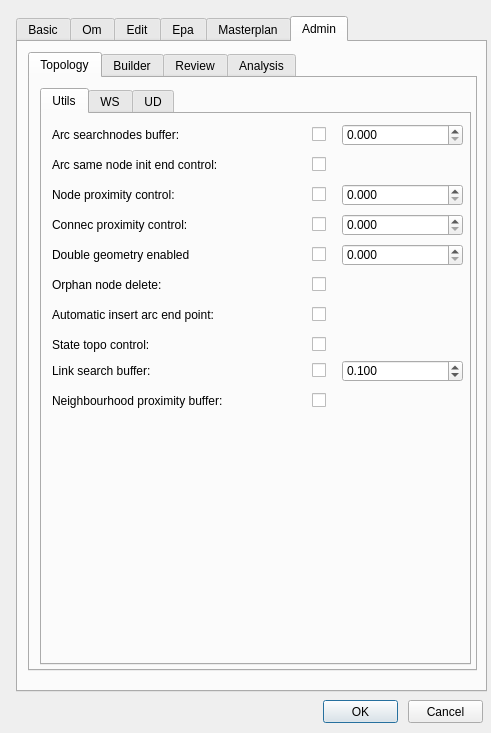
First picture: the form in ui/config.ui, repository Giswater/giswater_qgis_plugin, before the edit.
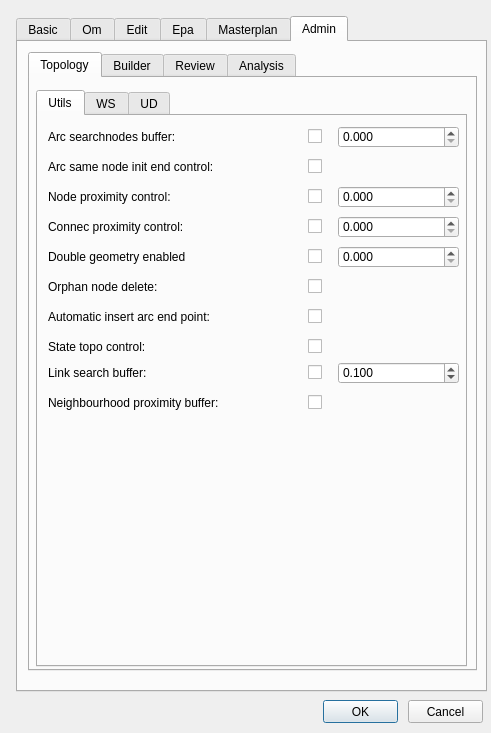
Second picture: the form after the edit. The open tabs and pages were chosen to show the change.

Commit message: #376 Correct bug in update values on 'config' table.

Patch:
```diff
--- a/ui/config.ui
+++ b/ui/config.ui
@@ -3634,8 +3634,8 @@
       <widget class="QTabWidget" name="tab_topology">
        <property name="geometry">
         <rect>
-         <x>10</x>
-         <y>10</y>
+         <x>6</x>
+         <y>12</y>
          <width>431</width>
          <height>577</height>
         </rect>
```
Left out of the diff: 12 changed lines with no effect on the pictures. The commit also changes 1 other file.
